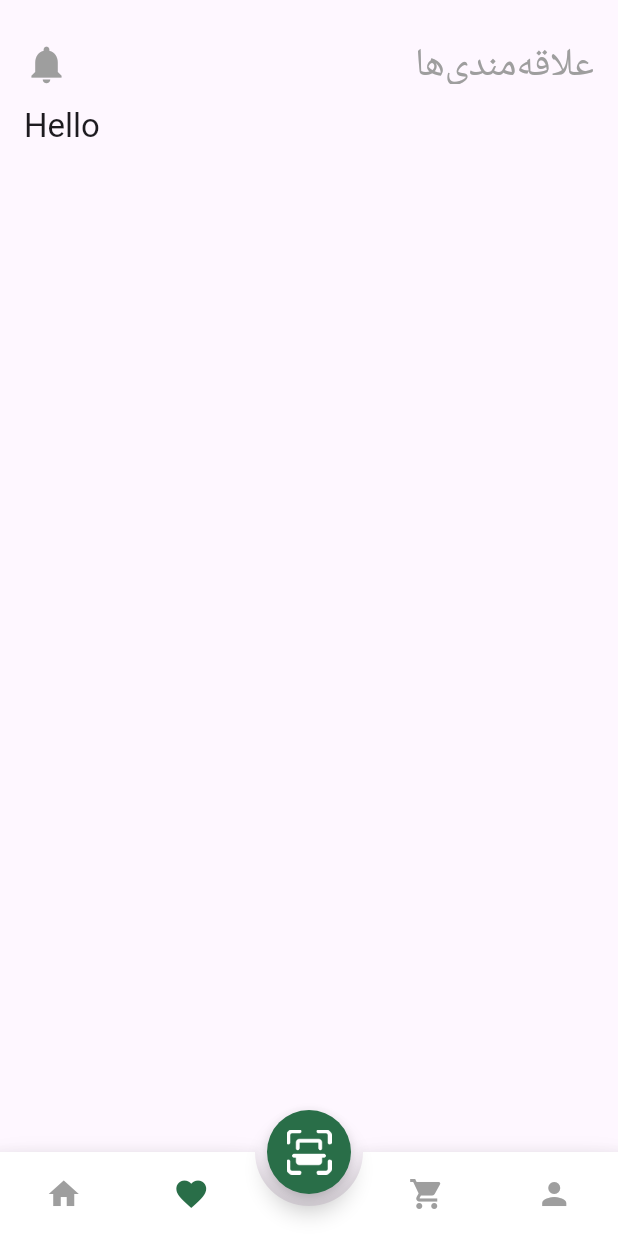
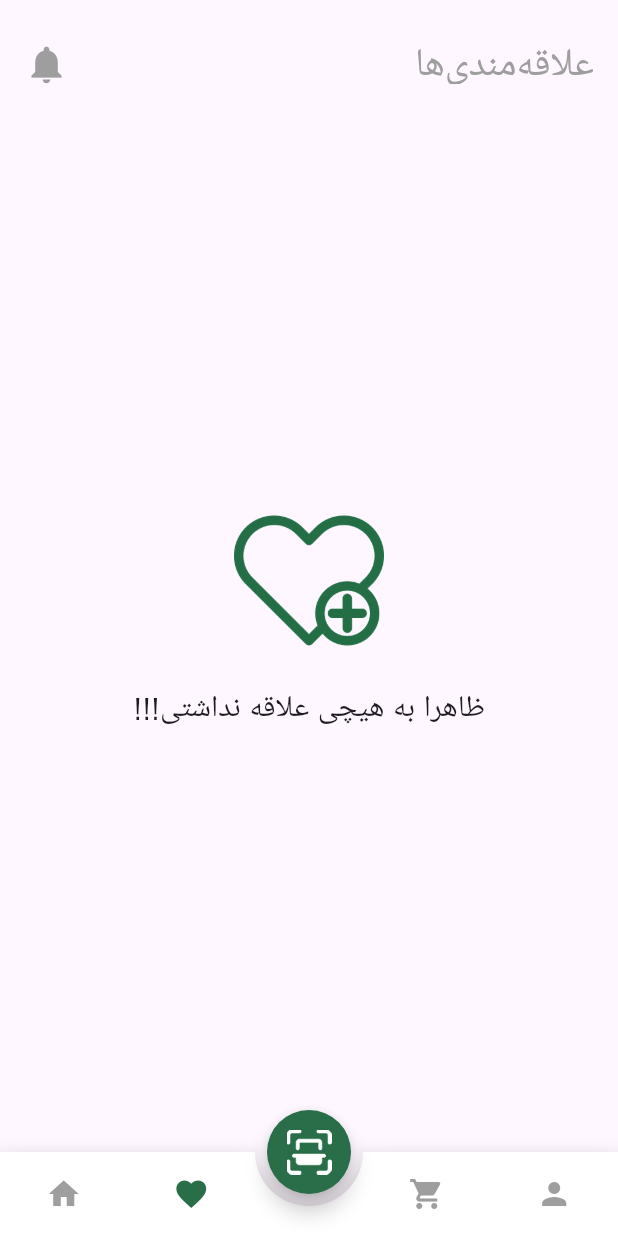
Before and after one commit to Moh3enzarif/Plant_App, a Flutter app: the RootPage screen opened directly, item 2 of the bottom bar chosen, on a phone screen of 412 x 824 dp. Run offline on Flutter 3.47's test engine with Material 3 defaults, Android fonts, the phone set to English and light mode, and no system bars; drawn by our look-alikes of animated_bottom_navigation_bar; our stand-ins replace page_transition; missing offline and left inert: mobile_scanner.

Commit message:
the picture in favoritePage Fixed

```diff
--- a/lib/screens/cart_page.dart
+++ b/lib/screens/cart_page.dart
@@ -1,7 +1,12 @@
 import 'package:flutter/material.dart';
+import 'package:plant_app/models/plant.dart';
 
 class CartPage extends StatefulWidget {
-  const CartPage({super.key});
+  final List<Plant> addtoCartPlants;
+  const CartPage({
+    super.key,
+    required this.addtoCartPlants,
+  });
 
   @override
   State<CartPage> createState() => _CartPageState();
--- a/lib/screens/favorite_page.dart
+++ b/lib/screens/favorite_page.dart
@@ -1,7 +1,13 @@
 import 'package:flutter/material.dart';
+import 'package:plant_app/const/constants.dart';
+import 'package:plant_app/models/plant.dart';
 
 class FavoritePage extends StatefulWidget {
-  const FavoritePage({super.key});
+  final List<Plant> favotitePlants;
+  const FavoritePage({
+    super.key,
+    required this.favotitePlants,
+  });
 
   @override
   State<FavoritePage> createState() => _FavoritePageState();
@@ -10,10 +16,32 @@ class FavoritePage extends StatefulWidget {
 class _FavoritePageState extends State<FavoritePage> {
   @override
   Widget build(BuildContext context) {
+    Size size = MediaQuery.of(context).size;
     return Scaffold(
-      appBar: AppBar(
-        title: const Text("Hello"),
-      ),
+      body: widget.favotitePlants.isEmpty
+          ? Center(
+              child: Column(
+                mainAxisAlignment: MainAxisAlignment.center,
+                crossAxisAlignment: CrossAxisAlignment.center,
+                children: [
+                  SizedBox(
+                    height: 100,
+                    child: Image.asset("assets/images/favorited.png"),
+                  ),
+                  const SizedBox(height: 20),
+                  const Text(
+                    "!!!‌ظاهرا به هیچی علاقه نداشتی",
+                    textDirection: TextDirection.ltr,
+                    style: TextStyle(
+                      fontWeight: FontWeight.w500,
+                      fontSize: 20,
+                      fontFamily: "Muli",
+                    ),
+                  ),
+                ],
+              ),
+            )
+          : Container(),
     );
   }
 }
--- a/lib/screens/root.dart
+++ b/lib/screens/root.dart
@@ -2,6 +2,7 @@ import 'package:animated_bottom_navigation_bar/animated_bottom_navigation_bar.da
 import 'package:flutter/material.dart';
 import 'package:page_transition/page_transition.dart';
 import 'package:plant_app/const/constants.dart';
+import 'package:plant_app/models/plant.dart';
 import 'package:plant_app/screens/cart_page.dart';
 import 'package:plant_app/screens/favorite_page.dart';
 import 'package:plant_app/screens/home.dart';
@@ -17,13 +18,17 @@ class RootPage extends StatefulWidget {
 
 class _RootPageState extends State<RootPage> {
   int bottomIndex = 0;
+  List<Plant> favorites = [];
+  List<Plant> myCart = [];
 
-  List<Widget> pages = const [
-    HomePage(),
-    FavoritePage(),
-    CartPage(),
-    ProfilePage(),
-  ];
+  List<Widget> pages() {
+    return [
+      const HomePage(),
+      FavoritePage(favotitePlants: favorites),
+      CartPage(addtoCartPlants: myCart),
+      const ProfilePage(),
+    ];
+  }
 
   List<IconData> icons = [
     Icons.home,
@@ -64,7 +69,7 @@ class _RootPageState extends State<RootPage> {
       ),
       body: IndexedStack(
         index: bottomIndex,
-        children: pages,
+        children: pages(),
       ),
       floatingActionButton: FloatingActionButton(
         onPressed: () {
@@ -96,6 +101,11 @@ class _RootPageState extends State<RootPage> {
           onTap: (index) {
             setState(() {
               bottomIndex = index;
+              final List<Plant> favoritedPlants = Plant.getFavoritedPlants();
+              final List<Plant> addedtoCartPlants = Plant.getFavoritedPlants();
+
+              favorites = favoritedPlants.toSet().toList();
+              myCart = addedtoCartPlants.toSet().toList();
             });
           }),
     );
```
